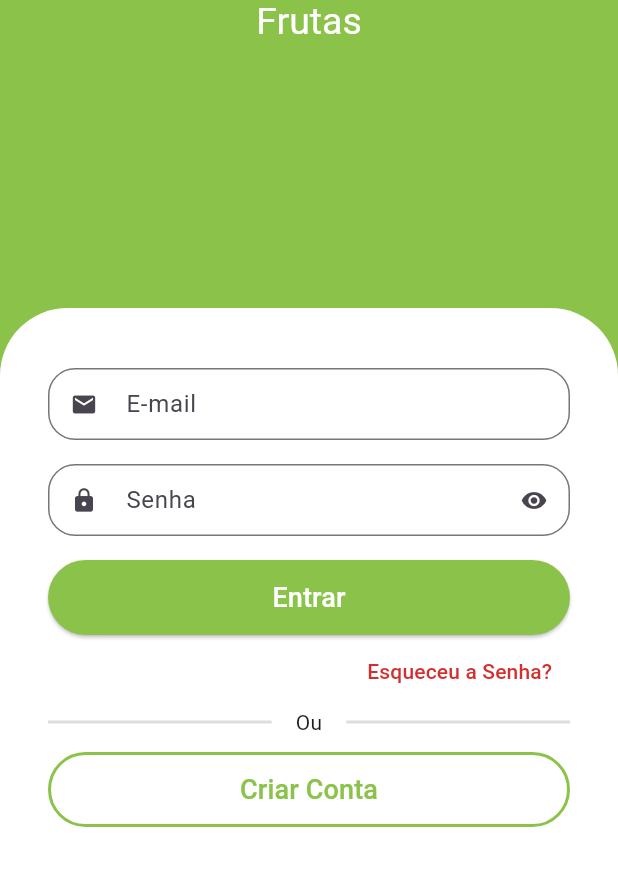
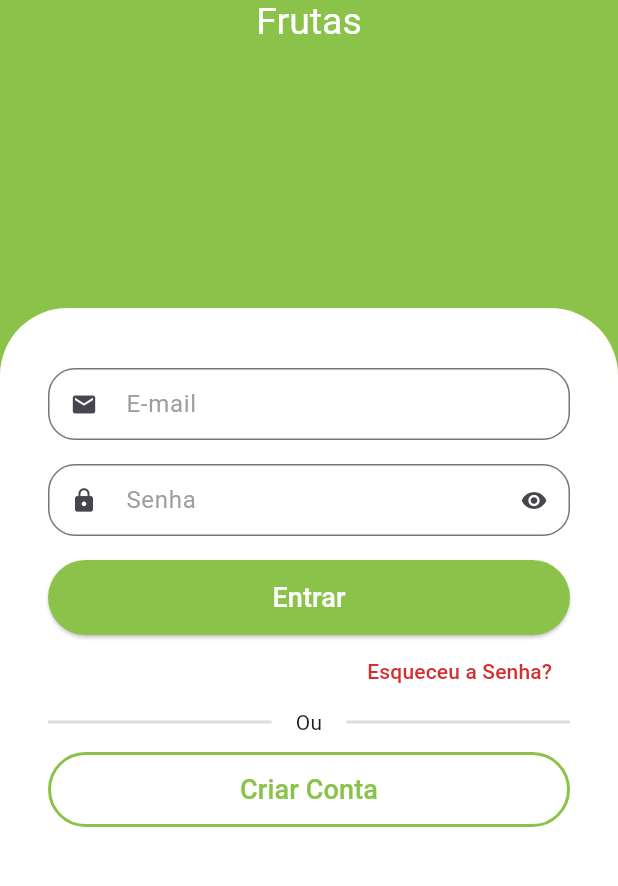
Before and after one commit to iraponan/greengrocer, a Flutter app: the screen it shows after launch, on a phone screen of 412 x 824 dp, the part 349-1235 px from its top. Run offline on Flutter 3.47's test engine with Material 3 defaults, Android fonts, the phone set to English and light mode, and no system bars; drawn by our look-alikes of animated_text_kit; our stand-ins replace brasil_fields.

Commit message:
Concluindo a tela de cadastro.

```diff
--- a/lib/src/screens/auth/components/custom_text_field.dart
+++ b/lib/src/screens/auth/components/custom_text_field.dart
@@ -1,5 +1,5 @@
 import 'package:flutter/material.dart';
-import 'package:greengrocer/src/config/custom_colors.dart';
+import 'package:flutter/services.dart';
 
 class CustomTextField extends StatefulWidget {
   const CustomTextField({
@@ -7,11 +7,17 @@ class CustomTextField extends StatefulWidget {
     required this.labelText,
     this.prefixIcon,
     this.isSecret = false,
+    this.textInputFormatter,
+    this.textInputType,
+    this.textCapitalization = TextCapitalization.none,
   });
 
   final String labelText;
   final IconData? prefixIcon;
   final bool isSecret;
+  final TextInputFormatter? textInputFormatter;
+  final TextInputType? textInputType;
+  final TextCapitalization textCapitalization;
 
   @override
   State<CustomTextField> createState() => _CustomTextFieldState();
@@ -46,9 +52,12 @@ class _CustomTextFieldState extends State<CustomTextField> {
                 )
               : null,
           labelText: widget.labelText,
+          labelStyle: const TextStyle(
+            color: Colors.grey,
+          ),
           focusedBorder: OutlineInputBorder(
-            borderSide: BorderSide(
-              color: CustomColors.customSwathColor.shade900,
+            borderSide: const BorderSide(
+              color: Colors.grey,
               width: 2.0,
             ),
             borderRadius: BorderRadius.circular(18),
@@ -58,6 +67,14 @@ class _CustomTextFieldState extends State<CustomTextField> {
           ),
           isDense: true,
         ),
+        inputFormatters: widget.textInputFormatter == null
+            ? null
+            : [
+                FilteringTextInputFormatter.digitsOnly,
+                widget.textInputFormatter!,
+              ],
+        keyboardType: widget.textInputType,
+        textCapitalization: widget.textCapitalization,
       ),
     );
   }
--- a/lib/src/screens/auth/sing_in.dart
+++ b/lib/src/screens/auth/sing_in.dart
@@ -86,6 +86,7 @@ class SingInScreen extends StatelessWidget {
                     const CustomTextField(
                       labelText: 'E-mail',
                       prefixIcon: Icons.email,
+                      textInputType: TextInputType.emailAddress,
                     ),
                     // # Senha #
                     const CustomTextField(
--- a/pubspec.yaml
+++ b/pubspec.yaml
@@ -37,6 +37,7 @@ dependencies:
   cupertino_icons: ^1.0.6
   flutter_launcher_icons: ^0.13.1
   animated_text_kit: ^4.2.2
+  brasil_fields: ^1.14.3
 
 dev_dependencies:
   flutter_test:
```
Also changed, not shown: lib/src/screens/auth/sing_up.dart (+82 -4 lines), pubspec.lock.
